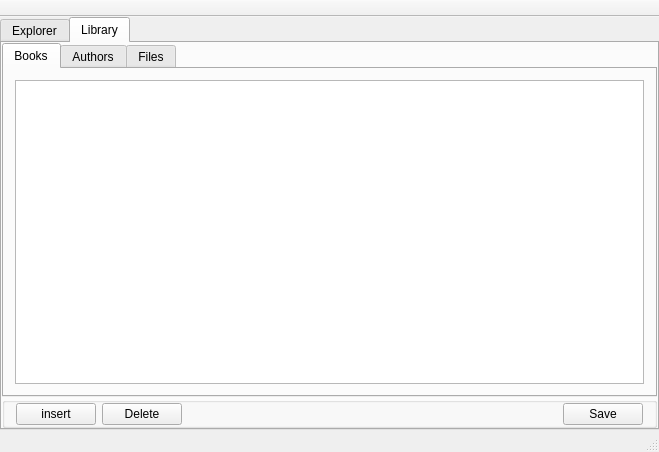
This is mainwindow.ui in theme/MangaLib as Qt 5 draws it before an edit. The edited form follows.
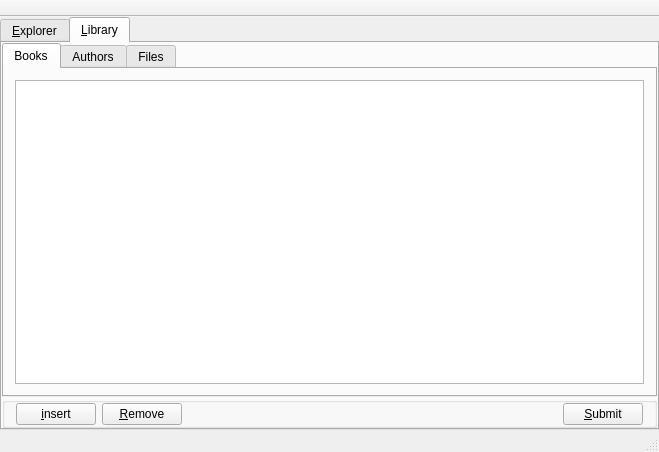
This is the edited form. Icons and pictures are not drawn.

Commit message: add insert, remove, submit DB tables.

What changed in the file:
```diff
--- a/mainwindow.ui
+++ b/mainwindow.ui
@@ -38,7 +38,7 @@
       </property>
       <widget class="QWidget" name="expTab">
        <attribute name="title">
-        <string>Explorer</string>
+        <string>&amp;Explorer</string>
        </attribute>
        <layout class="QGridLayout" name="gridLayout_2">
         <property name="leftMargin">
@@ -73,7 +73,7 @@
       </widget>
       <widget class="QWidget" name="libTab">
        <attribute name="title">
-        <string>Library</string>
+        <string>&amp;Library</string>
        </attribute>
        <layout class="QGridLayout" name="gridLayout_3">
         <property name="leftMargin">
@@ -143,14 +143,14 @@
            <item>
             <widget class="QPushButton" name="insertButton">
              <property name="text">
-              <string>insert</string>
+              <string>&amp;insert</string>
              </property>
             </widget>
            </item>
            <item>
             <widget class="QPushButton" name="deleteButton">
              <property name="text">
-              <string>Delete</string>
+              <string>&amp;Remove</string>
              </property>
             </widget>
            </item>
@@ -170,7 +170,7 @@
            <item>
             <widget class="QPushButton" name="saveButton">
              <property name="text">
-              <string>Save</string>
+              <string>&amp;Submit</string>
              </property>
             </widget>
            </item>
```
Left out of the diff: 6 changed lines with no effect on the pictures. The commit also changes 5 other files.
